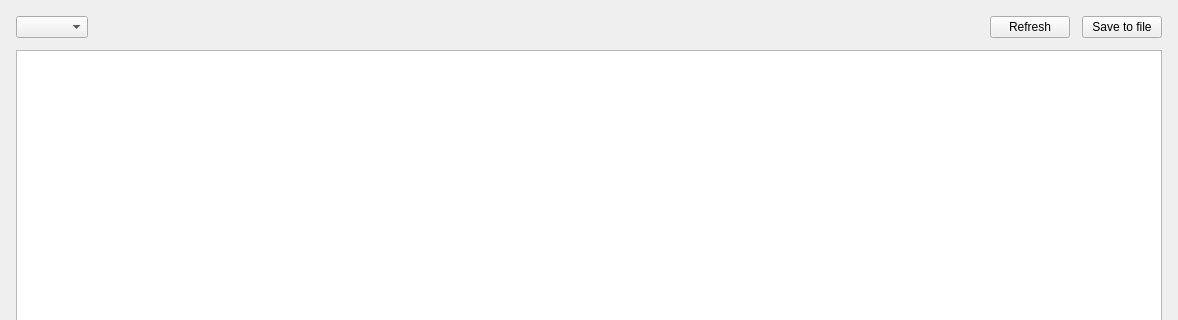
First picture: the form in rosflight_rqt_plugins/resources/param_tuning.ui, repository rosflight/rosflight_ros_pkgs, before the edit; both pictures show x 0 to 1178 and y 0 to 320 of the 1178 by 605 pixel window.
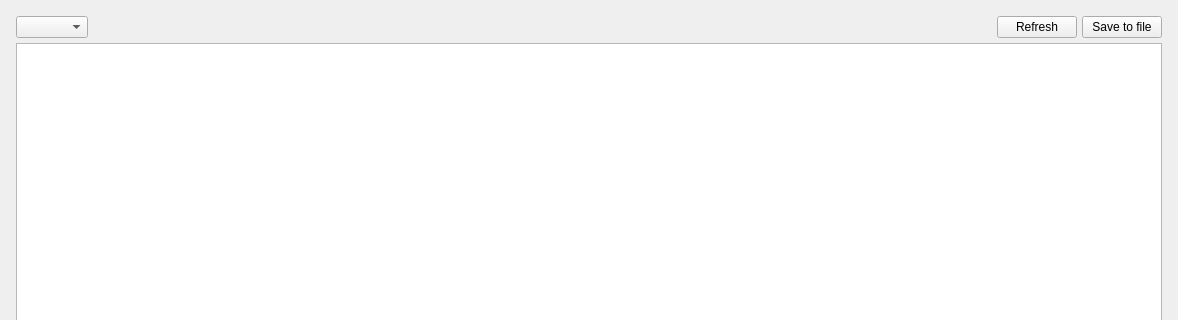
Second picture: the form after the edit.

Commit message: Got plot drawing in GUI

```diff
--- a/rosflight_rqt_plugins/resources/param_tuning.ui
+++ b/rosflight_rqt_plugins/resources/param_tuning.ui
@@ -26,7 +26,7 @@
    <item row="0" column="0">
     <layout class="QVBoxLayout" name="mainVerticalLayout" stretch="0,0">
      <property name="spacing">
-      <number>12</number>
+      <number>5</number>
      </property>
      <property name="sizeConstraint">
       <enum>QLayout::SetDefaultConstraint</enum>
```
The commit also changes 3 other files.
